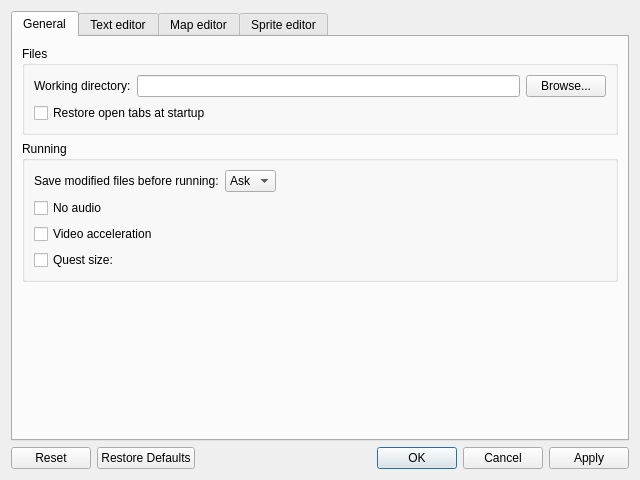
Qt form src/widgets/settings_dialog.ui (solarus-games/solarus-quest-editor) before a commit.
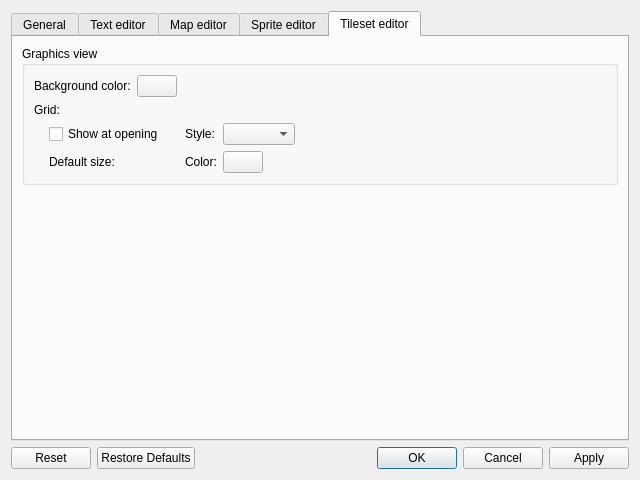
The same form after that commit. The open tabs and pages were chosen to show the change. Custom widgets are drawn as their Qt base class.

Commit message: Add tileset editor settings

The edit to the form file:
```diff
--- a/src/widgets/settings_dialog.ui
+++ b/src/widgets/settings_dialog.ui
@@ -771,6 +771,173 @@
        </item>
       </layout>
      </widget>
+     <widget class="QWidget" name="tileset_editor_tab">
+      <attribute name="title">
+       <string>Tileset editor</string>
+      </attribute>
+      <layout class="QVBoxLayout" name="verticalLayout_10">
+       <item>
+        <widget class="QGroupBox" name="tileset_graphics_group_box">
+         <property name="title">
+          <string>Graphics view</string>
+         </property>
+         <layout class="QVBoxLayout" name="verticalLayout_11">
+          <item>
+           <layout class="QHBoxLayout" name="tileset_background_layout">
+            <item>
+             <widget class="QLabel" name="tileset_background_label">
+              <property name="text">
+               <string>Background color:</string>
+              </property>
+             </widget>
+            </item>
+            <item>
+             <widget class="SolarusEditor::ColorPicker" name="tileset_background_field">
+              <property name="sizePolicy">
+               <sizepolicy hsizetype="Fixed" vsizetype="Fixed">
+                <horstretch>0</horstretch>
+                <verstretch>0</verstretch>
+               </sizepolicy>
+              </property>
+             </widget>
+            </item>
+            <item>
+             <spacer name="tileset_background_spacer">
+              <property name="orientation">
+               <enum>Qt::Horizontal</enum>
+              </property>
+              <property name="sizeHint" stdset="0">
+               <size>
+                <width>40</width>
+                <height>20</height>
+               </size>
+              </property>
+             </spacer>
+            </item>
+           </layout>
+          </item>
+          <item>
+           <widget class="QLabel" name="tileset_grid_label">
+            <property name="text">
+             <string>Grid:</string>
+            </property>
+           </widget>
+          </item>
+          <item>
+           <layout class="QHBoxLayout" name="tileset_grid_layout">
+            <item>
+             <spacer name="tileset_grid_spacer">
+              <property name="orientation">
+               <enum>Qt::Horizontal</enum>
+              </property>
+              <property name="sizeType">
+               <enum>QSizePolicy::Fixed</enum>
+              </property>
+              <property name="sizeHint" stdset="0">
+               <size>
+                <width>15</width>
+                <height>20</height>
+               </size>
+              </property>
+             </spacer>
+            </item>
+            <item>
+             <layout class="QGridLayout" name="tileset_grid_layout_2">
+              <item row="0" column="4">
+               <widget class="SolarusEditor::EnumSelector&lt;SolarusEditor::GridStyle&gt;" name="tileset_grid_style_field"/>
+              </item>
+              <item row="1" column="1">
+               <widget class="SolarusEditor::PairSpinBox" name="tileset_grid_size_field" native="true"/>
+              </item>
+              <item row="0" column="0" colspan="2">
+               <widget class="QCheckBox" name="tileset_grid_show_at_opening_field">
+                <property name="text">
+                 <string>Show at opening</string>
+                </property>
+               </widget>
+              </item>
+              <item row="1" column="4">
+               <widget class="SolarusEditor::ColorPicker" name="tileset_grid_color_field">
+                <property name="sizePolicy">
+                 <sizepolicy hsizetype="Fixed" vsizetype="Fixed">
+                  <horstretch>0</horstretch>
+                  <verstretch>0</verstretch>
+                 </sizepolicy>
+                </property>
+               </widget>
+              </item>
+              <item row="1" column="0">
+               <widget class="QLabel" name="tileset_grid_size_label">
+                <property name="text">
+                 <string>Default size:</string>
+                </property>
+               </widget>
+              </item>
+              <item row="0" column="3">
+               <widget class="QLabel" name="tileset_grid_style_label">
+                <property name="text">
+                 <string>Style:</string>
+                </property>
+               </widget>
+              </item>
+              <item row="1" column="3">
+               <widget class="QLabel" name="tileset_grid_color_label">
+                <property name="text">
+                 <string>Color:</string>
+                </property>
+               </widget>
+              </item>
+              <item row="0" column="2">
+               <spacer name="tileset_grid_spacer_2">
+                <property name="orientation">
+                 <enum>Qt::Horizontal</enum>
+                </property>
+                <property name="sizeType">
+                 <enum>QSizePolicy::Minimum</enum>
+                </property>
+                <property name="sizeHint" stdset="0">
+                 <size>
+                  <width>15</width>
+                  <height>20</height>
+                 </size>
+                </property>
+               </spacer>
+              </item>
+             </layout>
+            </item>
+            <item>
+             <spacer name="tileset_grid_spacer_3">
+              <property name="orientation">
+               <enum>Qt::Horizontal</enum>
+              </property>
+              <property name="sizeHint" stdset="0">
+               <size>
+                <width>0</width>
+                <height>20</height>
+               </size>
+              </property>
+             </spacer>
+            </item>
+           </layout>
+          </item>
+         </layout>
+        </widget>
+       </item>
+       <item>
+        <spacer name="tileset_editor_spacer">
+         <property name="orientation">
+          <enum>Qt::Vertical</enum>
+         </property>
+         <property name="sizeHint" stdset="0">
+          <size>
+           <width>20</width>
+           <height>40</height>
+          </size>
+         </property>
+        </spacer>
+       </item>
+      </layout>
+     </widget>
     </widget>
    </item>
    <item>
```
The commit also changes 8 other files.
